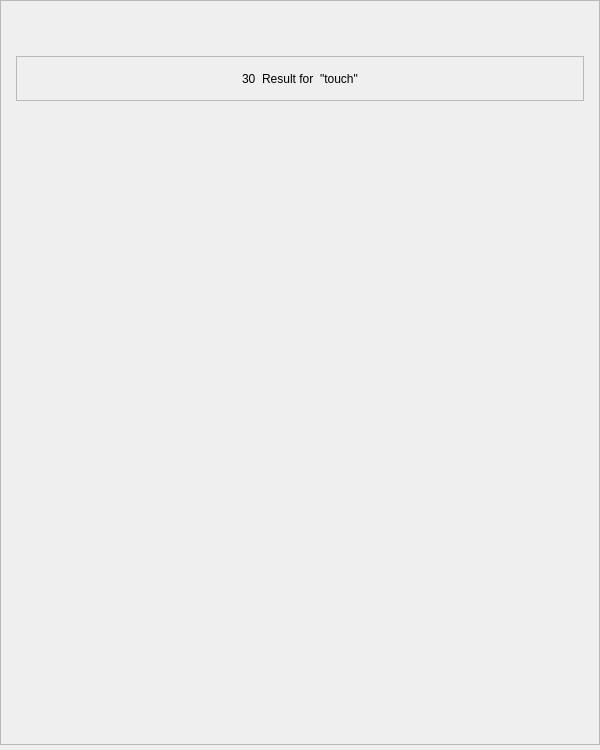
This is bqViewer/ui/old/ElfSearch.ui in bq/cervantes as Qt 5 draws it before an edit. The edited form follows.
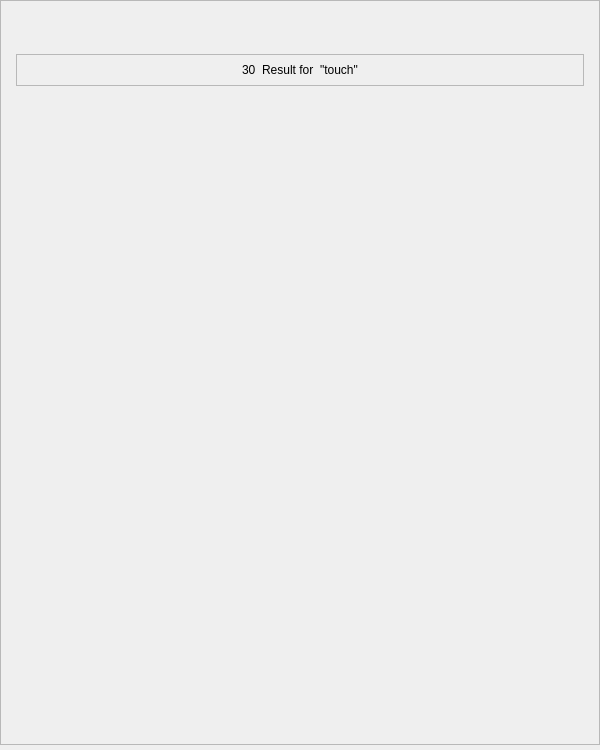
This is the edited form. Custom widgets are drawn as their Qt base class.

What changed in the file:
```diff
--- a/bqViewer/ui/old/ElfSearch.ui
+++ b/bqViewer/ui/old/ElfSearch.ui
@@ -12,8 +12,8 @@
   </property>
   <property name="minimumSize">
    <size>
-    <width>600</width>
-    <height>750</height>
+    <width>0</width>
+    <height>0</height>
    </size>
   </property>
   <property name="maximumSize">
@@ -45,8 +45,8 @@
    </property>
    <property name="minimumSize">
     <size>
-     <width>600</width>
-     <height>745</height>
+     <width>424</width>
+     <height>527</height>
     </size>
    </property>
    <property name="maximumSize">
@@ -88,7 +88,7 @@
       <property name="minimumSize">
        <size>
         <width>0</width>
-        <height>55</height>
+        <height>39</height>
        </size>
       </property>
       <property name="maximumSize">
@@ -107,7 +107,7 @@
       <property name="minimumSize">
        <size>
         <width>0</width>
-        <height>640</height>
+        <height>453</height>
        </size>
       </property>
       <property name="maximumSize">
@@ -128,7 +128,7 @@
          <property name="minimumSize">
           <size>
            <width>0</width>
-           <height>45</height>
+           <height>32</height>
           </size>
          </property>
          <property name="maximumSize">
@@ -252,7 +252,7 @@
       <property name="minimumSize">
        <size>
         <width>0</width>
-        <height>53</height>
+        <height>37</height>
        </size>
       </property>
       <property name="maximumSize">
```
Left out of the diff: 12 changed lines with no effect on the pictures.
